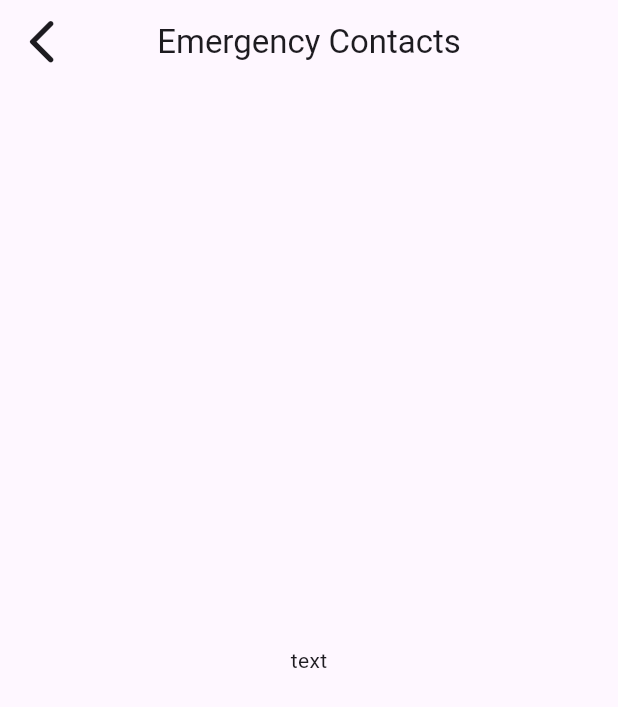
After one commit to rahafwmaq/mussefy_app, a Flutter app: the PatientEmergencyContactView screen opened directly, on a phone screen of 412 x 824 dp. The commit adds this screen. Shown: the top 707 px of the screen. Run offline on Flutter 3.47's test engine with Material 3 defaults, Android fonts, the phone set to English and light mode, and no system bars; our stand-ins replace pinput.

Commit message:
inislize all views for patient medical history

```diff
--- /dev/null
+++ b/paramedic_app/lib/utilities/gloable_widgets/app_bar_widget.dart
@@ -0,0 +1,50 @@
+// import 'package:flutter/material.dart';
+// import 'package:paramedic_app/utilities/gloable_widgets/text_widget.dart';
+// import 'package:paramedic_app/utilities/helpers/navigator.dart';
+
+// class AppBarWidget extends StatelessWidget {
+//   const AppBarWidget({super.key, required this.title});
+//   final String title;
+
+//   @override
+//   Widget build(BuildContext context) {
+//     return AppBar(
+//           title:  TextWidget(
+//             text: title,
+//           ),
+//           leading: IconButton(
+//             onPressed: () {
+//               context.popView();
+//             },
+//             icon: const Icon(
+//               Icons.arrow_back_ios_new_rounded,
+//               size: 35,
+//             ),
+//           ),
+//         );
+//   }
+// }
+
+import 'package:flutter/material.dart';
+import 'package:paramedic_app/utilities/gloable_widgets/text_widget.dart';
+import 'package:paramedic_app/utilities/helpers/navigator.dart';
+
+AppBar customAppBar({
+  required BuildContext context,
+  String? title,
+  bool? centerTitle,
+}) {
+  return AppBar(
+    title: TextWidget(text: title!),
+    centerTitle: true,
+    leading: IconButton(
+      onPressed: () {
+        context.popView();
+      },
+      icon: const Icon(
+        Icons.arrow_back_ios_new_rounded,
+        size: 35,
+      ),
+    ),
+  );
+}
--- /dev/null
+++ b/paramedic_app/lib/views/paramedic_view/patient_emergency_contact_view.dart
@@ -0,0 +1,17 @@
+import 'package:flutter/material.dart';
+import 'package:paramedic_app/utilities/gloable_widgets/app_bar_widget.dart';
+import 'package:paramedic_app/utilities/gloable_widgets/text_widget.dart';
+
+class PatientEmergencyContactView extends StatelessWidget {
+  const PatientEmergencyContactView({super.key});
+
+  @override
+  Widget build(BuildContext context) {
+    return Scaffold(
+      appBar: customAppBar(context: context, title: 'Emergency Contacts'),
+      body: Center(
+        child: TextWidget(text: 'text'),
+      ),
+    );
+  }
+}
```
Also changed, not shown: paramedic_app/lib/views/paramedic_view/patient_body_structure_view.dart (added, +17 -0 lines), paramedic_app/lib/views/paramedic_view/patient_doctor_view.dart (added, +17 -0 lines), paramedic_app/lib/views/paramedic_view/patient_laboratory_report_view.dart (added, +17 -0 lines), paramedic_app/lib/views/paramedic_view/patient_medical_report_view.dart (added, +17 -0 lines), paramedic_app/lib/views/paramedic_view/patient_medication_view.dart (added, +17 -0 lines), paramedic_app/lib/views/paramedic_view/patient_surgery_report_view.dart (added, +17 -0 lines), paramedic_app/lib/views/paramedic_view/patient_view_for_paramedic.dart (+35 -24 lines), paramedic_app/lib/views/paramedic_view/patient_xray_report_view.dart (added, +17 -0 lines).
